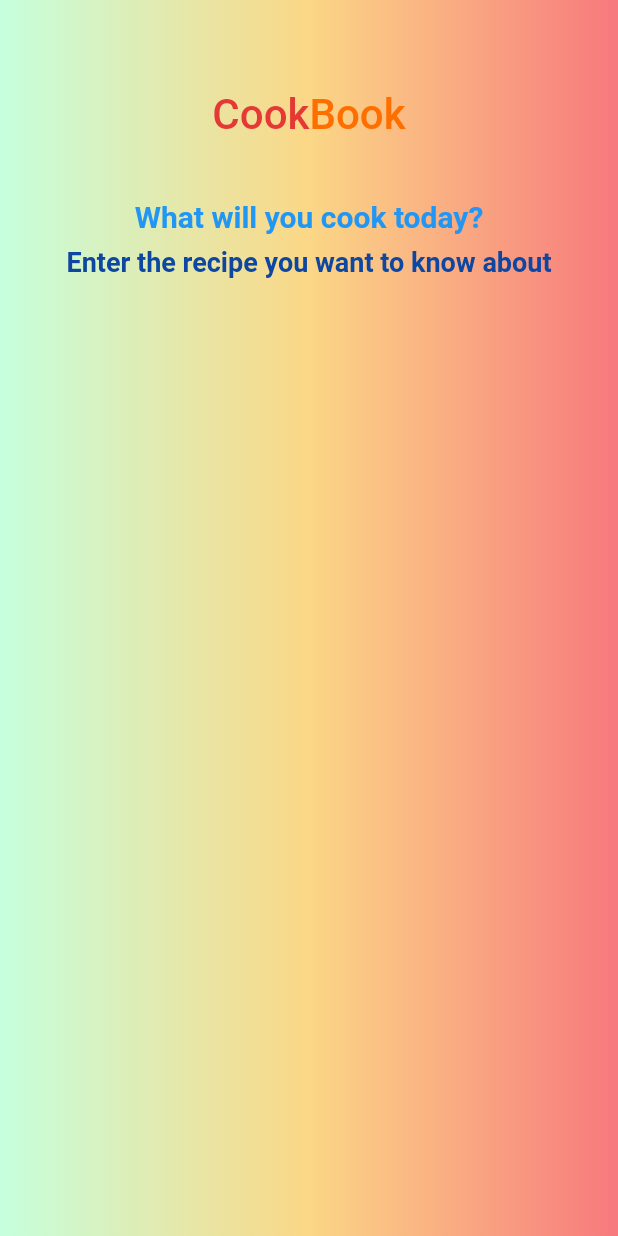
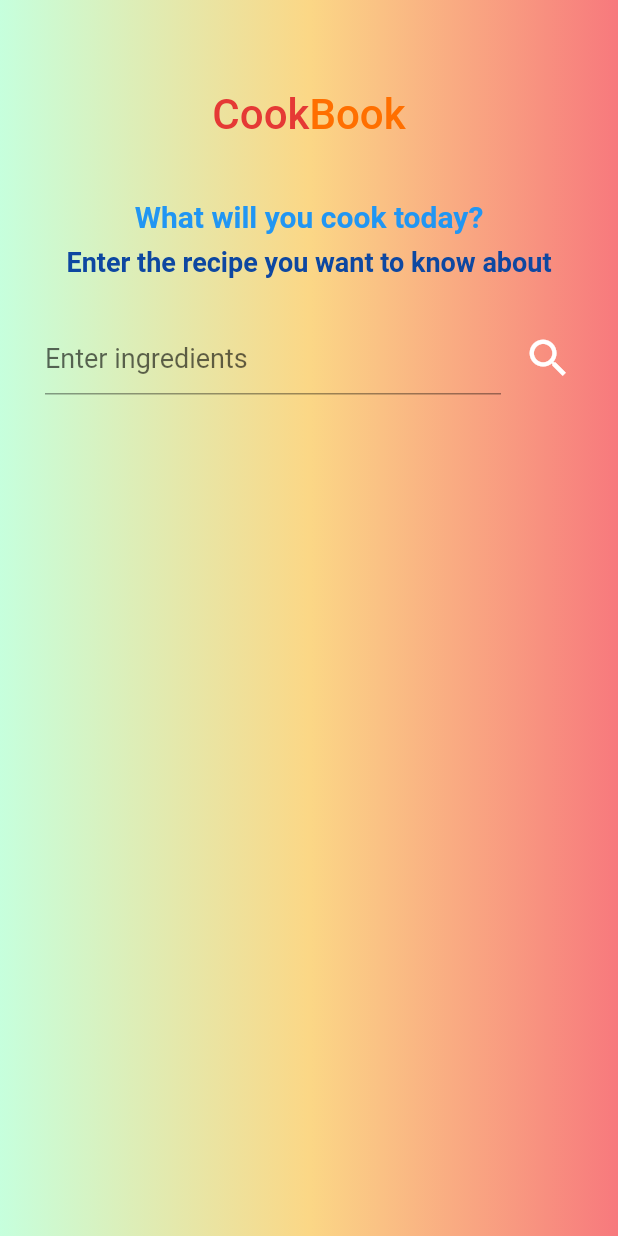
Before and after one commit to tanyarajhans/CookBook, a Flutter app: the screen it shows after launch, on a phone screen of 412 x 824 dp. Run offline on Flutter 3.47's test engine with Material 2 defaults, Android fonts, the phone set to English and light mode, and no system bars.

Commit message:
Added TextField & TextEditingController

```diff
--- a/lib/views/home.dart
+++ b/lib/views/home.dart
@@ -9,9 +9,13 @@ class Home extends StatefulWidget {
 }
 
 class _HomeState extends State<Home> {
+
+  TextEditingController textEditingController = TextEditingController();
+
   @override
   Widget build(BuildContext context) {
-    return Scaffold(
+    return MaterialApp(
+      home: Scaffold(
       body: Stack(
         children: [
           Container(
@@ -63,12 +67,52 @@ class _HomeState extends State<Home> {
                   color: Colors.blue[900],
                   fontSize: 18.0,
                   fontWeight: FontWeight.w600
-                )),
+                )
+              ),
+              SizedBox(
+                height: 30.0,
+            ),
+              Container(
+                width: MediaQuery.of(context).size.width,
+                child: Row(
+                children: [
+                  Expanded(
+                    child: TextField(
+                    decoration: InputDecoration(
+                      hintText: 'Enter ingredients',
+                      hintStyle: TextStyle(
+                        fontSize: 18.0
+                      )
+                    ),
+                    controller: textEditingController,
+                  )
+                  ),
+                  SizedBox(
+                    width: 15.0,
+                  ),
+                  InkWell(
+                    onTap: (){
+                      if(textEditingController.text.isNotEmpty){
+                        print('do it');
+                      }
+                      else
+                      print('not do it');
+                    },
+                    child: Container(
+                      child: Icon(Icons.search,
+                      size: 33.0,
+                      color: Colors.white),
+                  )
+                )
+                  ],
+                )
+              )
         ],
        )
       ),
       ]
     )
+      )
     );
   }
 }
```
